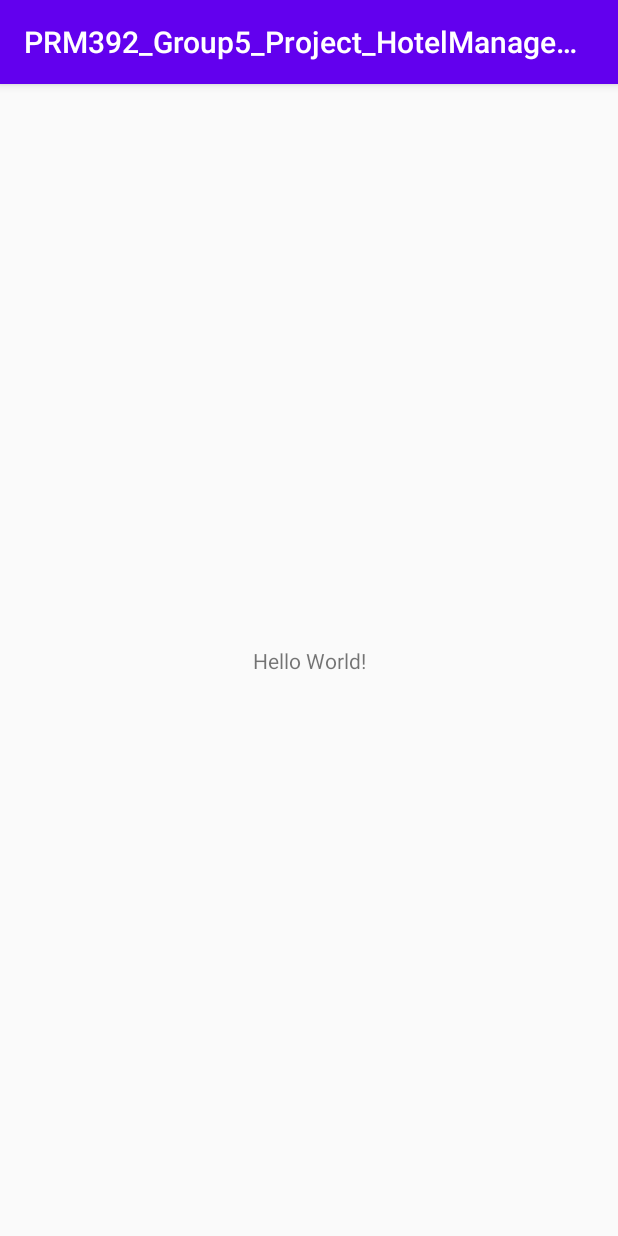
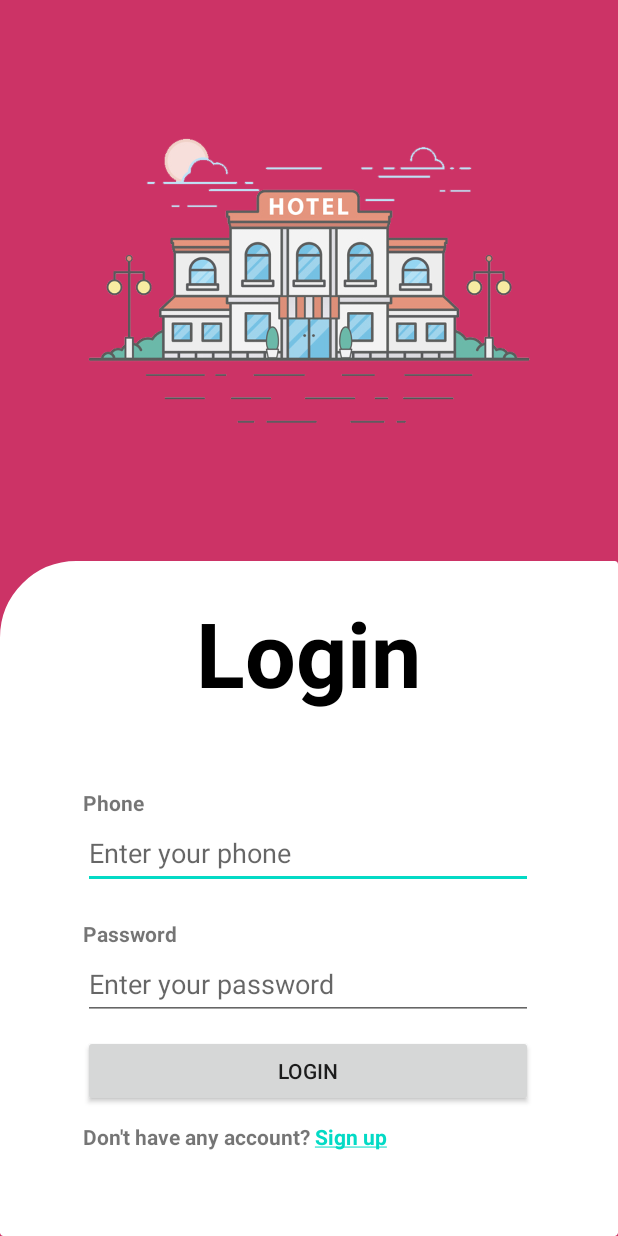
Before and after one commit to namcoic1/PRM392_Group5_Project_HotelManagement, an Android app: the screen it shows after launch (MainActivity before the commit, LoginActivity after it), on a phone screen of 412 x 824 dp. Run offline under Robolectric (Android 15) with nearby library versions, the phone set to English and light mode, and no system bars.

```diff
--- /dev/null
+++ b/app/src/main/java/com/example/prm392_group5_project_hotelmanagement/LoginActivity.java
@@ -0,0 +1,44 @@
+package com.example.prm392_group5_project_hotelmanagement;
+
+import android.content.Intent;
+import android.support.annotation.NonNull;
+import android.support.v7.app.ActionBar;
+import android.support.v7.app.AppCompatActivity;
+import android.os.Bundle;
+import android.text.SpannableString;
+import android.text.Spanned;
+import android.text.method.LinkMovementMethod;
+import android.text.style.ClickableSpan;
+import android.view.View;
+import android.widget.TextView;
+
+public class LoginActivity extends AppCompatActivity {
+
+    @Override
+    protected void onCreate(Bundle savedInstanceState) {
+        super.onCreate(savedInstanceState);
+        setContentView(R.layout.login);
+        signUpClick();
+
+        ActionBar actionBar = getSupportActionBar();
+        actionBar.hide();
+    }
+
+    private void signUpClick(){
+        TextView textView = findViewById(R.id.tvHaveAccount);
+        String text = "Don't have any account? Sign up";
+
+        SpannableString ss = new SpannableString(text);
+        ClickableSpan clickableSpan = new ClickableSpan() {
+            @Override
+            public void onClick(@NonNull View widget) {
+                Intent intent = new Intent(LoginActivity.this, RegisterActivity.class);
+                startActivity(intent);
+            }
+        };
+
+        ss.setSpan(clickableSpan,24,31, Spanned.SPAN_EXCLUSIVE_EXCLUSIVE);
+        textView.setText(ss);
+        textView.setMovementMethod(LinkMovementMethod.getInstance());
+    }
+}
--- a/app/src/main/res/drawable/arrow_back.xml
+++ b/app/src/main/res/drawable/arrow_back.xml
@@ -1,5 +1,5 @@
-<vector android:autoMirrored="true" android:height="50dp"
+<vector android:autoMirrored="true" android:height="35dp"
     android:tint="#000000" android:viewportHeight="24"
-    android:viewportWidth="24" android:width="50dp" xmlns:android="http://schemas.android.com/apk/res/android">
+    android:viewportWidth="24" android:width="35dp" xmlns:android="http://schemas.android.com/apk/res/android">
     <path android:fillColor="@android:color/white" android:pathData="M20,11H7.83l5.59,-5.59L12,4l-8,8 8,8 1.41,-1.41L7.83,13H20v-2z"/>
 </vector>
--- /dev/null
+++ b/app/src/main/res/drawable/arrow_circle.xml
@@ -0,0 +1,5 @@
+<vector android:height="40dp" android:tint="#000000"
+    android:viewportHeight="24" android:viewportWidth="24"
+    android:width="40dp" xmlns:android="http://schemas.android.com/apk/res/android">
+    <path android:fillColor="@android:color/white" android:pathData="M2,12c0,5.52 4.48,10 10,10s10,-4.48 10,-10c0,-5.52 -4.48,-10 -10,-10C6.48,2 2,6.48 2,12zM12,11l4,0v2l-4,0l0,3l-4,-4l4,-4L12,11z"/>
+</vector>
--- a/app/src/main/res/drawable/border.xml
+++ b/app/src/main/res/drawable/border.xml
@@ -1,12 +1,10 @@
 <?xml version="1.0" encoding="utf-8"?>
 <layer-list xmlns:android="http://schemas.android.com/apk/res/android">
     <item>
-        <shape android:shape="rectangle">
+        <shape android:shape="rectangle" android:tint="@color/white">
             <stroke android:width="2dp" android:height="2dp"/>
-            <solid android:color="@color/white" />
             <padding android:left="1dp" android:top="1dp" android:right="1dp"
                 android:bottom="1dp" />
-
             <corners android:radius="1dp"
                 android:topLeftRadius="50dp"/>
         </shape>
--- a/app/src/main/res/layout/login.xml
+++ b/app/src/main/res/layout/login.xml
@@ -23,7 +23,7 @@
     <LinearLayout
         android:id="@+id/linearLayout"
         android:layout_width="match_parent"
-        android:layout_height="500dp"
+        android:layout_height="450dp"
         android:background="@drawable/border"
         android:orientation="vertical"
         android:paddingLeft="55dp"
@@ -35,10 +35,11 @@
             android:id="@+id/tvLogin"
             android:layout_width="wrap_content"
             android:layout_height="wrap_content"
-            android:text="Login"
             android:layout_marginLeft="75dp"
             android:layout_marginTop="20dp"
             android:layout_marginBottom="50dp"
+            android:fontFamily="sans-serif"
+            android:text="Login"
             android:textColor="@color/black"
             android:textSize="60sp"
             android:textStyle="bold" />
```
Also changed, not shown: app/src/main/AndroidManifest.xml (+20 -0 lines), app/src/main/java/com/example/prm392_group5_project_hotelmanagement/RegisterActivity.java (added, +57 -0 lines), app/src/main/res/layout/activity_register.xml (added, +9 -0 lines), app/src/main/res/layout/register.xml (+7 -6 lines).
